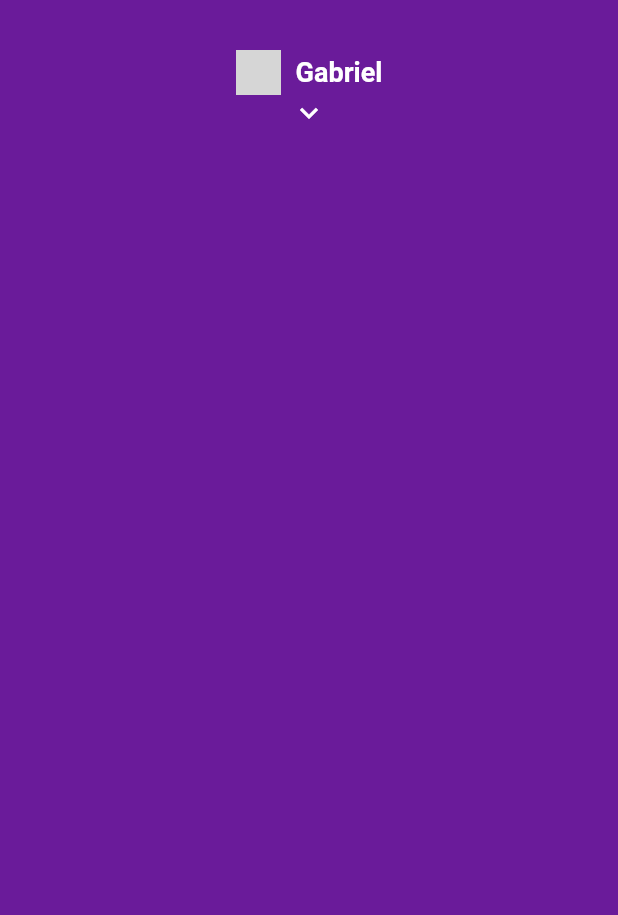
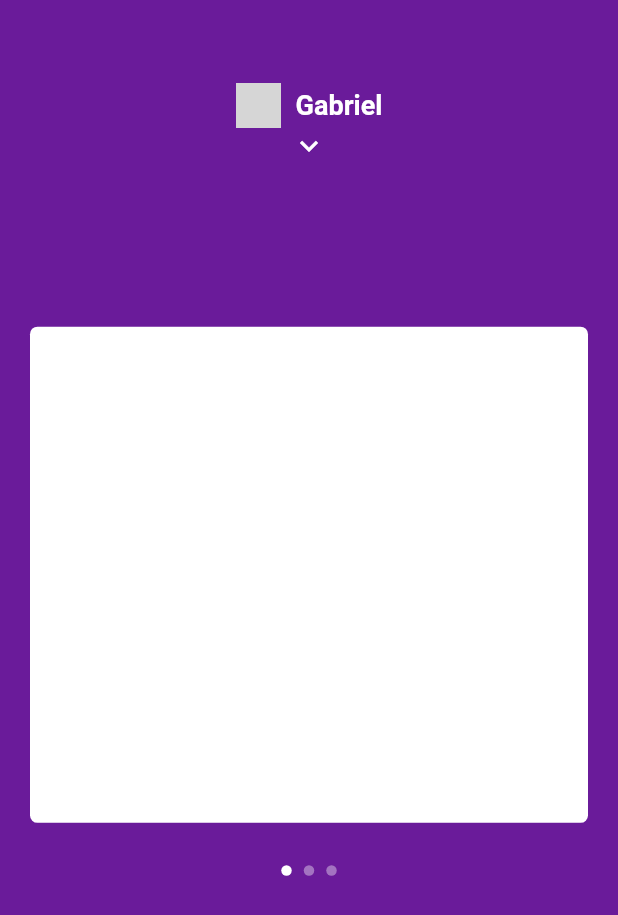
Before and after one commit to gabriel-lucas-sl/Flutter, a Flutter app: the screen it shows after launch, on a phone screen of 412 x 824 dp. Shown: the top 915 px of the screen. Run offline on Flutter 3.47's test engine with Material 2 defaults, Android fonts, the light colour scheme and no system bars; network calls fail; grey boxes are pictures that could not be loaded.

Commit message:
adding carousel ui base

```diff
--- a/nubank_clone/lib/pages/home/home_page.dart
+++ b/nubank_clone/lib/pages/home/home_page.dart
@@ -1,5 +1,7 @@
 import 'package:flutter/material.dart';
 import 'package:nubank_clone/pages/home/widgets/my_app_bar.dart';
+import 'package:nubank_clone/pages/home/widgets/my_dots_app.dart';
+import 'package:nubank_clone/pages/home/widgets/page_view_app.dart';
 
 class HomePage extends StatefulWidget {
   const HomePage({Key? key}) : super(key: key);
@@ -10,15 +12,19 @@ class HomePage extends StatefulWidget {
 
 class _HomePageState extends State<HomePage> {
   late bool _showMenu;
+  late int _currentIndex;
 
   @override
   void initState() {
     super.initState();
     _showMenu = false;
+    _currentIndex = 0;
   }
 
   @override
   Widget build(BuildContext context) {
+    double _screenHeight = MediaQuery.of(context).size.height;
+
     return Scaffold(
       backgroundColor: Colors.purple[800],
       body: Stack(alignment: Alignment.topCenter, children: <Widget>[
@@ -30,6 +36,20 @@ class _HomePageState extends State<HomePage> {
             });
           },
         ),
+        PageViewApp(
+          top: _screenHeight,
+          onChanged: (index) {
+            setState(() {
+              _currentIndex = index;
+            });
+          },
+        ),
+        Positioned(
+          top: _screenHeight * .70,
+          child: MyDotsApp(
+            currentIndex: _currentIndex,
+          ),
+        ),
       ]),
     );
   }
--- /dev/null
+++ b/nubank_clone/lib/pages/home/widgets/card_app.dart
@@ -0,0 +1,18 @@
+import 'package:flutter/material.dart';
+
+class CardApp extends StatelessWidget {
+  const CardApp({Key? key}) : super(key: key);
+
+  @override
+  Widget build(BuildContext context) {
+    return Padding(
+      padding: const EdgeInsets.all(20.0),
+      child: Container(
+        decoration: BoxDecoration(
+          color: Colors.white,
+          borderRadius: BorderRadius.circular(5),
+        ),
+      ),
+    );
+  }
+}
--- a/nubank_clone/lib/pages/home/widgets/my_app_bar.dart
+++ b/nubank_clone/lib/pages/home/widgets/my_app_bar.dart
@@ -20,7 +20,7 @@ class MyAppBar extends StatelessWidget {
           onTap: onTap,
           child: Container(
             color: Colors.purple[800],
-            height: 120,
+            height: MediaQuery.of(context).size.height * 0.20,
             child: Column(
               mainAxisAlignment: MainAxisAlignment.center,
               children: [
--- /dev/null
+++ b/nubank_clone/lib/pages/home/widgets/my_dots_app.dart
@@ -0,0 +1,52 @@
+import 'package:flutter/material.dart';
+
+class MyDotsApp extends StatelessWidget {
+  final int currentIndex;
+
+  const MyDotsApp({Key? key, required this.currentIndex}) : super(key: key);
+
+  Color _getColor(int index) {
+    return index == currentIndex ? Colors.white : Colors.white38;
+  }
+
+  @override
+  Widget build(BuildContext context) {
+    return Row(
+      children: <Widget>[
+        AnimatedContainer(
+          duration: const Duration(milliseconds: 300),
+          height: 7,
+          width: 7,
+          decoration: BoxDecoration(
+            color: _getColor(0),
+            shape: BoxShape.circle,
+          ),
+        ),
+        const SizedBox(
+          width: 8,
+        ),
+        AnimatedContainer(
+          duration: const Duration(milliseconds: 300),
+          height: 7,
+          width: 7,
+          decoration: BoxDecoration(
+            color: _getColor(1),
+            shape: BoxShape.circle,
+          ),
+        ),
+        const SizedBox(
+          width: 8,
+        ),
+        AnimatedContainer(
+          duration: const Duration(milliseconds: 300),
+          height: 7,
+          width: 7,
+          decoration: BoxDecoration(
+            color: _getColor(2),
+            shape: BoxShape.circle,
+          ),
+        ),
+      ],
+    );
+  }
+}
--- /dev/null
+++ b/nubank_clone/lib/pages/home/widgets/page_view_app.dart
@@ -0,0 +1,29 @@
+import 'package:flutter/material.dart';
+import 'package:nubank_clone/pages/home/widgets/card_app.dart';
+
+class PageViewApp extends StatelessWidget {
+  final double top;
+  final ValueChanged<int> onChanged;
+
+  const PageViewApp({Key? key, required this.top, required this.onChanged})
+      : super(key: key);
+
+  @override
+  Widget build(BuildContext context) {
+    return Positioned(
+      top: top * .24,
+      height: MediaQuery.of(context).size.height * .45,
+      left: 0,
+      right: 0,
+      child: PageView(
+        onPageChanged: onChanged,
+        physics: BouncingScrollPhysics(),
+        children: <Widget>[
+          CardApp(),
+          CardApp(),
+          CardApp(),
+        ],
+      ),
+    );
+  }
+}
```
